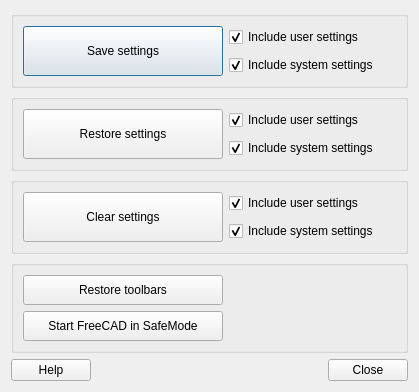
Old version of the form Resources/ui/ui_Dialog.ui in the repository APEbbers/SaveAndRestore.
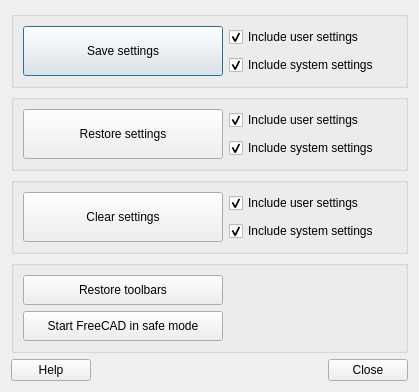
New version of the form.

Commit message: fixed text in safe mode button

The edit to the form file:
```diff
--- a/Resources/ui/ui_Dialog.ui
+++ b/Resources/ui/ui_Dialog.ui
@@ -181,7 +181,7 @@
          </size>
         </property>
         <property name="text">
-         <string>Start FreeCAD in SafeMode</string>
+         <string>Start FreeCAD in safe mode</string>
         </property>
        </widget>
       </item>
```
The commit also changes 1 other file.
